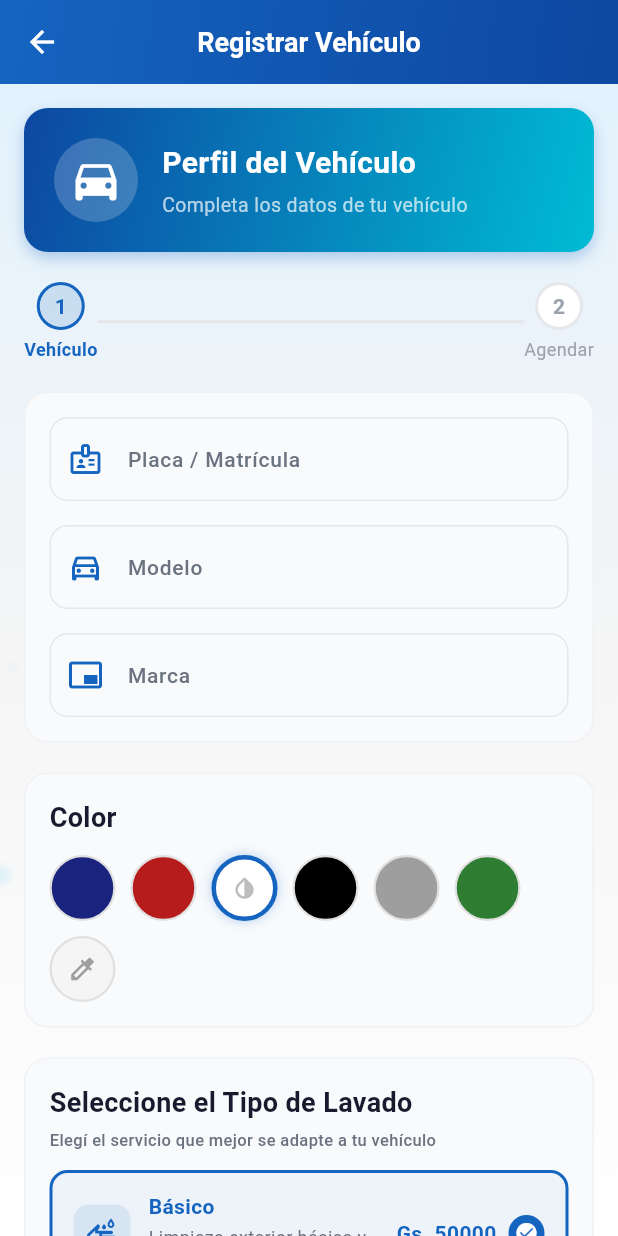
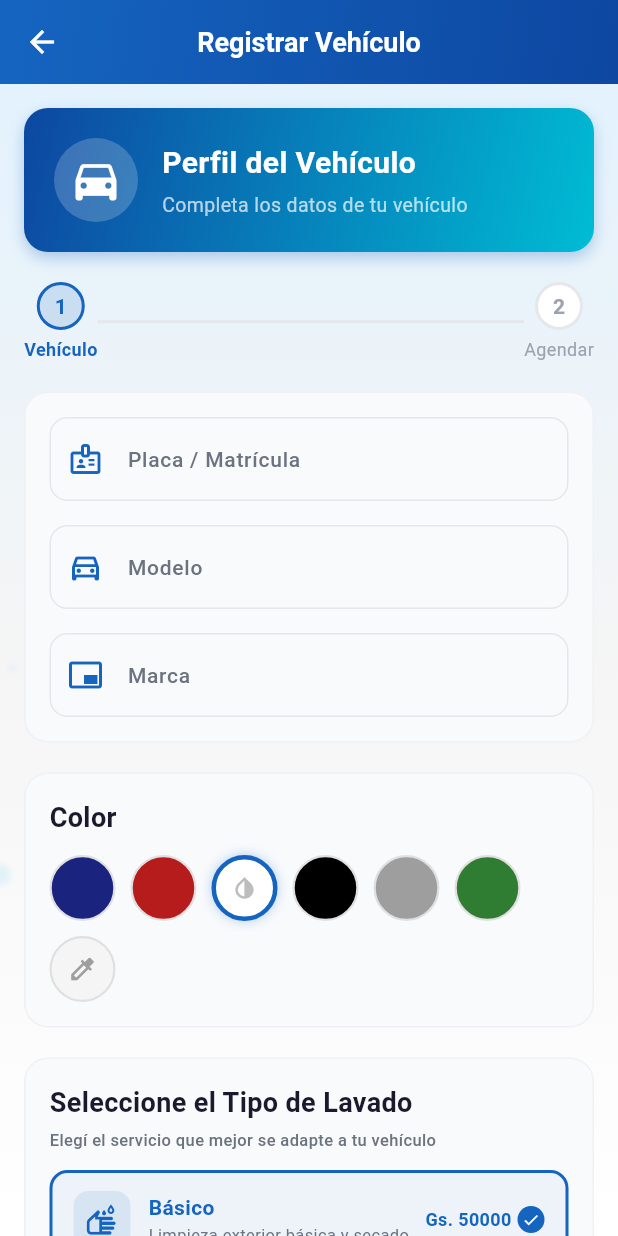
Before and after one commit to Carlosz91/lavadero_app_new, a Flutter app: the RegisterCarScreen screen opened directly, on a phone screen of 412 x 824 dp. Run offline on Flutter 3.47's test engine with Material 3 defaults, Android fonts, the phone set to English and light mode, and no system bars; our stand-ins replace flutter_secure_storage, flutter_svg, google_sign_in, shared_preferences; accounts and stored records are empty; network calls fail.

Commit message:
Fix overflow wash tiles: descripción ellipsis, precios más chicos

```diff
--- a/lib/screens/register_car_screen.dart
+++ b/lib/screens/register_car_screen.dart
@@ -353,36 +353,39 @@ class _RegisterCarScreenState extends State<RegisterCarScreen> {
               Expanded(
                 child: Column(
                   crossAxisAlignment: CrossAxisAlignment.start,
+                  mainAxisSize: MainAxisSize.min,
                   children: [
                     Row(
+                      mainAxisSize: MainAxisSize.min,
                       children: [
-                        Text(service.name, style: TextStyle(fontWeight: FontWeight.w600, fontSize: 14, color: isSelected ? AppColors.primary : AppColors.textPrimary)),
+                        Flexible(
+                          child: Text(service.name, style: TextStyle(fontWeight: FontWeight.w600, fontSize: 14, color: isSelected ? AppColors.primary : AppColors.textPrimary), overflow: TextOverflow.ellipsis),
+                        ),
                         if (service.badge != null) ...[
-                          const SizedBox(width: 8),
+                          const SizedBox(width: 6),
                           Container(
-                            padding: const EdgeInsets.symmetric(horizontal: 8, vertical: 2),
+                            padding: const EdgeInsets.symmetric(horizontal: 6, vertical: 1),
                             decoration: BoxDecoration(
                               color: service.badge == 'Popular' ? Colors.orange.shade50 : AppColors.primary.withValues(alpha: 0.1),
                               borderRadius: BorderRadius.circular(20),
                             ),
-                            child: Text(service.badge!, style: TextStyle(fontSize: 10, fontWeight: FontWeight.bold, color: service.badge == 'Popular' ? Colors.orange.shade700 : AppColors.primary)),
+                            child: Text(service.badge!, style: TextStyle(fontSize: 9, fontWeight: FontWeight.bold, color: service.badge == 'Popular' ? Colors.orange.shade700 : AppColors.primary)),
                           ),
                         ],
                       ],
                     ),
-                    const SizedBox(height: 2),
-                    Text(service.description, style: TextStyle(fontSize: 12, color: AppColors.textSecondary)),
+                    Text(service.description, style: TextStyle(fontSize: 11, color: AppColors.textSecondary), maxLines: 1, overflow: TextOverflow.ellipsis),
                   ],
                 ),
               ),
-              const SizedBox(width: 8),
-              Text('Gs. ${service.price.toStringAsFixed(0)}', style: TextStyle(fontWeight: FontWeight.bold, fontSize: 14, color: isSelected ? AppColors.primary : AppColors.textPrimary)),
+              const SizedBox(width: 6),
+              Text('Gs. ${service.price.toStringAsFixed(0)}', style: TextStyle(fontWeight: FontWeight.bold, fontSize: 12, color: isSelected ? AppColors.primary : AppColors.textPrimary)),
               if (isSelected) ...[
-                const SizedBox(width: 8),
+                const SizedBox(width: 4),
                 Container(
-                  padding: const EdgeInsets.all(4),
+                  padding: const EdgeInsets.all(3),
                   decoration: const BoxDecoration(color: AppColors.primary, shape: BoxShape.circle),
-                  child: const Icon(Icons.check_circle, color: Colors.white, size: 16),
+                  child: const Icon(Icons.check, color: Colors.white, size: 12),
                 ),
               ],
             ],
```
